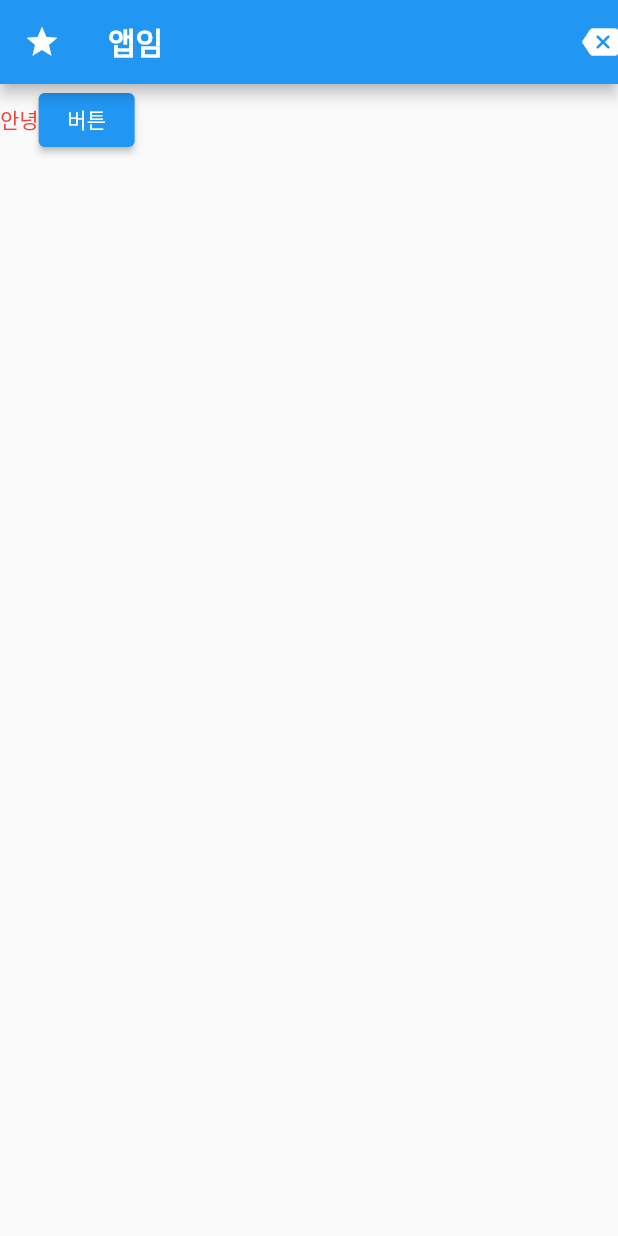
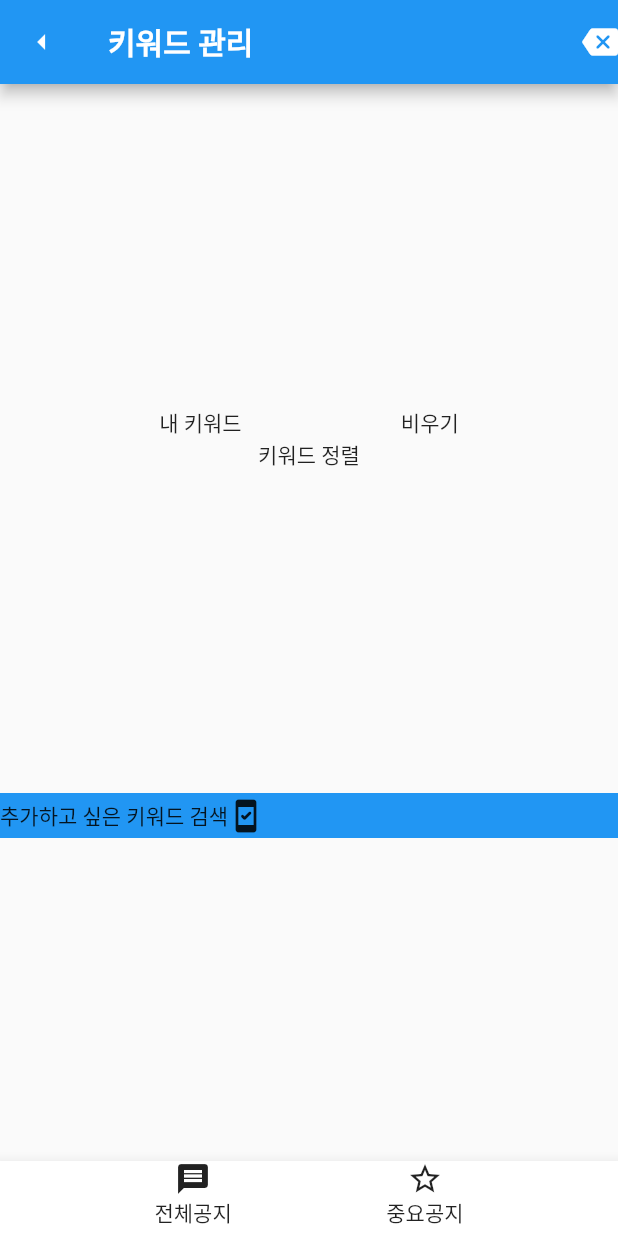
Before and after one commit to Pgw-hub/flutter, a Flutter app: the screen it shows after launch, on a phone screen of 412 x 824 dp. Run offline on Flutter 3.47's test engine with Material 2 defaults, Android fonts, the phone set to English and light mode, and no system bars.

Commit message:
구조틀

```diff
--- a/lib/main.dart
+++ b/lib/main.dart
@@ -13,9 +13,9 @@ class MyApp extends StatelessWidget {
     return MaterialApp(
       home : Scaffold(
         appBar: AppBar(
-          leading : Icon(Icons.star),
+          leading : Icon(Icons.arrow_left_outlined),
           title: Text(//상단 바 이름 설정.
-            '앱임',
+            '키워드 관리',
             style: TextStyle(
               fontWeight: FontWeight.bold
               ),
@@ -23,12 +23,59 @@ class MyApp extends StatelessWidget {
           ),
           actions : [Icon(Icons.backspace_rounded)] // 위 오른쪽설정.
         ),
-        body: Row(
+        body:
+         Column(
+           mainAxisAlignment: MainAxisAlignment.spaceEvenly,
           children: [
-            Text('안녕',
-             style: TextStyle( color : Colors.red) ),
-            ElevatedButton(onPressed: (){}, child: Text('버튼'))
+            Column(
+              children: [
+                Row(mainAxisAlignment: MainAxisAlignment.spaceEvenly,
+                  children: [
+                    Text('내 키워드'),
+                    Text('비우기')
+                  ],
+                ),
+                Text('키워드 정렬')
+              ],
+            ),
+            Column(
+              children: [
+                    Container(
+                      height : 30,
+                      color : Colors.blue,
+                      child : Row(
+                      children: [
+                        Text('추가하고 싶은 키워드 검색'),
+                        Icon(Icons.security_update_good_rounded)
+                      ],
+                    )
+                  ),
+              ],
+            ),
           ],
+        ),
+        bottomNavigationBar: BottomAppBar(
+          child : SizedBox(
+             height : 50,
+            child: Row(
+              mainAxisAlignment: MainAxisAlignment.spaceEvenly,
+              children: [
+                Column(
+                  children: [
+                    Icon(Icons.message),
+                    Text('전체공지'),
+                  ],
+                ),
+                Column(
+                  children: [
+                    Icon(Icons.star_border_outlined),
+                    Text('중요공지'),
+                  ],
+                ),
+
+              ],
+            ),
+          )
         )
       )
     );
--- a/pubspec.yaml
+++ b/pubspec.yaml
@@ -34,6 +34,7 @@ dependencies:
   # The following adds the Cupertino Icons font to your application.
   # Use with the CupertinoIcons class for iOS style icons.
   cupertino_icons: ^1.0.2
+  english_words: ^4.0.0
 
 dev_dependencies:
   flutter_test:
```
Also changed, not shown: pubspec.lock.
